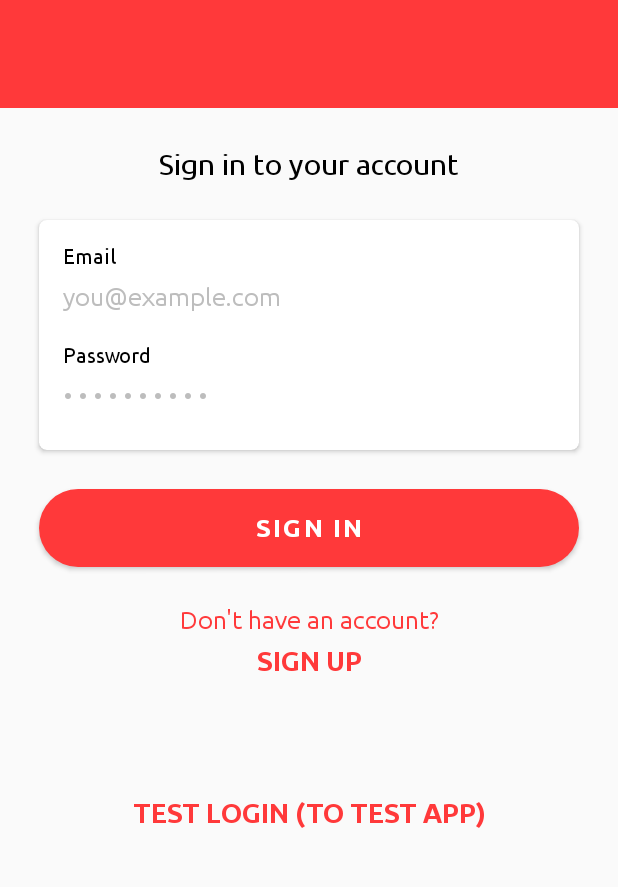
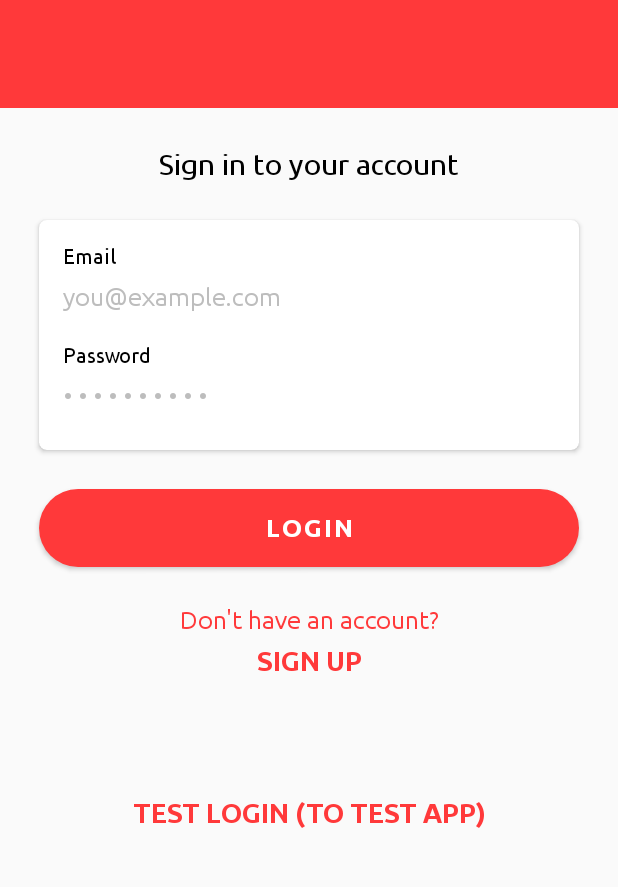
Before and after one commit to DevanandSB/Educatie, an Android app: the screen it shows after launch (SignInActivity), after a tap on "SIGN IN", on a phone screen of 412 x 824 dp, the part 185-1072 px from its top. Run offline under Robolectric (Android 15) with nearby library versions, the phone set to English and light mode, and no system bars; our stand-ins replace Firebase (no records; nobody signed in at launch, a user with empty details on screens opened directly), sdp/ssp sizes; libraries missing offline, so code that uses them is left out: com.shashank.sony.

Commit message:
Login and Signup Implemented

```diff
--- a/app/src/main/java/com/edu/educatie/SignInActivity.java
+++ b/app/src/main/java/com/edu/educatie/SignInActivity.java
@@ -2,15 +2,18 @@ package com.edu.educatie;
 
 import android.content.Intent;
 import android.os.Bundle;
-import android.view.View;
 import android.widget.Button;
 import android.widget.TextView;
 
 import androidx.appcompat.app.AppCompatActivity;
 
+import com.shashank.sony.fancytoastlib.FancyToast;
+
 public class SignInActivity extends AppCompatActivity {
 
     TextView textSignUp,test;
+    Button signInButton;
+
     @Override
     protected void onCreate(Bundle savedInstanceState) {
         super.onCreate(savedInstanceState);
@@ -18,11 +21,16 @@ public class SignInActivity extends AppCompatActivity {
 
         textSignUp = findViewById(R.id.textSignUp);
         test = findViewById(R.id.tempLogin);
+        signInButton = findViewById(R.id.buttonSignIn);
 
         textSignUp.setOnClickListener(v -> {
             Intent intent = new Intent(SignInActivity.this, SignUpActivity.class);
             startActivity(intent);
             finish();
+        });
+
+        signInButton.setOnClickListener(v -> {
+            FancyToast.makeText(getBaseContext(), "Login Successful", FancyToast.LENGTH_SHORT, FancyToast.SUCCESS, false).show();
         });
 
         test.setOnClickListener(v -> {
--- a/app/src/main/java/com/edu/educatie/SignUpActivity.java
+++ b/app/src/main/java/com/edu/educatie/SignUpActivity.java
@@ -2,15 +2,15 @@ package com.edu.educatie;
 
 import android.content.Intent;
 import android.os.Bundle;
-import android.view.View;
 import android.widget.Button;
 import android.widget.TextView;
-
 import androidx.appcompat.app.AppCompatActivity;
-
+import com.shashank.sony.fancytoastlib.FancyToast;
 public class SignUpActivity extends AppCompatActivity {
 
     TextView textLogin;
+    Button signUpButton;
+
 
     @Override
     protected void onCreate(Bundle savedInstanceState) {
@@ -18,14 +18,16 @@ public class SignUpActivity extends AppCompatActivity {
         setContentView(R.layout.activity_sign_up);
 
         textLogin = findViewById(R.id.textSignIn);
+        signUpButton = findViewById(R.id.buttonSignUp);
 
-        textLogin.setOnClickListener(new View.OnClickListener() {
-            @Override
-            public void onClick(View v) {
-                Intent intent = new Intent(SignUpActivity.this, SignInActivity.class);
-                startActivity(intent);
-                finish();
-            }
+        textLogin.setOnClickListener(v -> {
+            Intent intent = new Intent(SignUpActivity.this, SignInActivity.class);
+            startActivity(intent);
+            finish();
+        });
+
+        signUpButton.setOnClickListener(v -> {
+            FancyToast.makeText(getBaseContext(), "Sign up Successful", FancyToast.LENGTH_SHORT, FancyToast.SUCCESS, false).show();
         });
 
     }
--- a/app/src/main/res/layout/activity_sign_in.xml
+++ b/app/src/main/res/layout/activity_sign_in.xml
@@ -144,7 +144,7 @@
             android:fontFamily="@font/ubuntu_bold"
             android:includeFontPadding="false"
             android:background="@drawable/login_button_bk"
-            android:text="@string/sign_in"
+            android:text="@string/login"
             android:textColor="@color/colorTextIcons"
             android:textSize="@dimen/_13ssp"
             app:layout_constraintTop_toBottomOf="@id/cardSignIn"/>
--- a/app/src/main/res/values/strings.xml
+++ b/app/src/main/res/values/strings.xml
@@ -100,4 +100,5 @@
     <string name="cancel">CANCEL</string>
     <string name="microprocessor_and_its_applications">Microprocessor and its Applications</string>
     <string name="icons_and_illustrations_by_iconscout">Icons and Illustrations by Iconscout</string>
+    <string name="login">Login</string>
 </resources>
```
